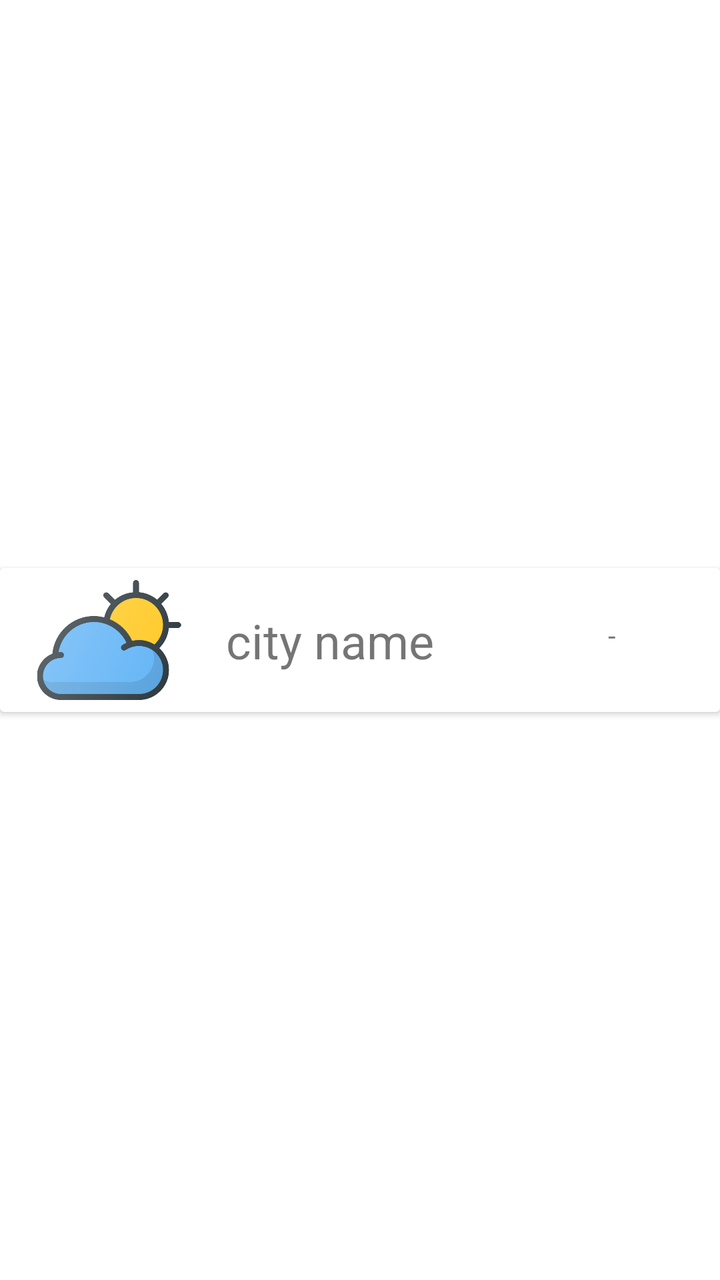
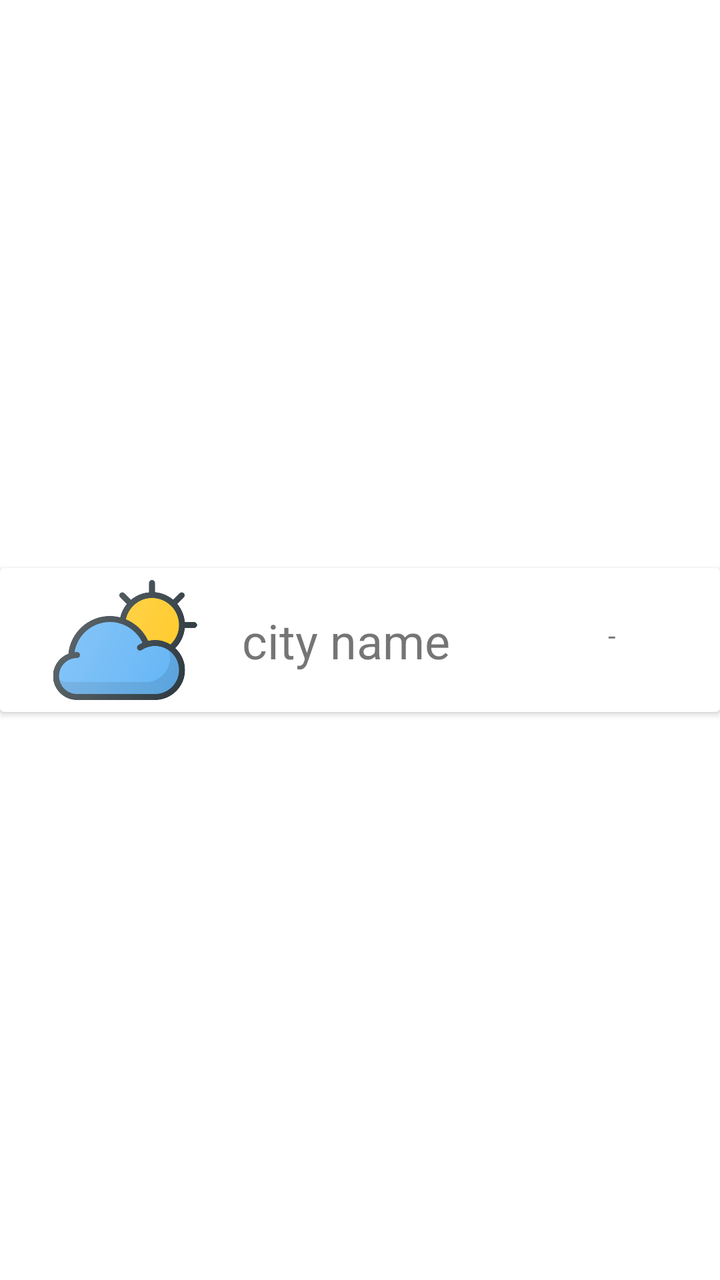

The first picture is an Android layout as it rendered before a commit; the second is the same layout after the commit. The layout source and the unified diff follow.
<!-- AndroidManifest.xml: application theme Theme.Tenky -->
<!-- res/layout/all_cities_row.xml -->
<?xml version="1.0" encoding="utf-8"?>
<androidx.constraintlayout.widget.ConstraintLayout
    xmlns:android="http://schemas.android.com/apk/res/android"
    xmlns:app="http://schemas.android.com/apk/res-auto"
    xmlns:tools="http://schemas.android.com/tools"
    android:orientation="vertical"
    android:layout_width="match_parent"
    android:layout_height="wrap_content"
    android:id="@+id/row_Layout">

    <androidx.cardview.widget.CardView
        android:layout_width="match_parent"
        android:layout_height="wrap_content"
        app:layout_constraintBottom_toBottomOf="parent"
        app:layout_constraintEnd_toEndOf="parent"
        app:layout_constraintStart_toStartOf="parent"
        app:layout_constraintTop_toTopOf="parent">

        <androidx.constraintlayout.widget.ConstraintLayout
            android:layout_width="match_parent"
            android:layout_height="match_parent"
            >

            <TextView
                android:id="@+id/textViewTempAllCities"
                android:layout_width="wrap_content"
                android:layout_height="wrap_content"
                android:layout_marginTop="24dp"
                android:layout_marginEnd="52dp"
                android:text="@string/title_no_data"
                app:layout_constraintEnd_toEndOf="parent"
                app:layout_constraintTop_toTopOf="parent" />

            <ImageView
                android:id="@+id/imageViewWeaAllCities"
                android:layout_width="77dp"
                android:layout_height="72dp"
                android:layout_marginStart="16dp"
                app:layout_constraintStart_toStartOf="parent"
                app:layout_constraintTop_toTopOf="parent"
                app:srcCompat="@drawable/ic_02d" />

            <TextView
                android:id="@+id/textViewAllCitiesCityName"
                android:layout_width="wrap_content"
                android:layout_height="wrap_content"
                android:layout_marginStart="20dp"
                android:layout_marginTop="20dp"
                android:text="city name"
                android:textSize="24sp"
                app:layout_constraintStart_toEndOf="@+id/imageViewWeaAllCities"
                app:layout_constraintTop_toTopOf="parent" />
        </androidx.constraintlayout.widget.ConstraintLayout>
    </androidx.cardview.widget.CardView>
</androidx.constraintlayout.widget.ConstraintLayout>
<!-- resources referenced by this layout -->
<resources>
  <!-- drawable ic_02d: png bitmap (drawable, 34146 bytes) -->
  <string name="title_no_data" translatable="false">-</string>
  <style name="Theme.Tenky" parent="Theme.MaterialComponents.DayNight.DarkActionBar">
          
          <item name="colorPrimary">@color/celadon_blue</item>
          <item name="colorPrimaryVariant">@color/carolina_blue</item>
          <item name="colorOnPrimary">@color/white</item>
          
          <item name="colorSecondary">@color/sapphire_blue</item>
          <item name="colorSecondaryVariant">@color/prussian_blue</item>
          <item name="colorOnSecondary">@color/black</item>
          
          <item name="android:statusBarColor" tools:targetApi="l">?attr/colorPrimaryVariant</item>
          
      </style>
  <color name="celadon_blue">#FF247ba0</color>
  <color name="carolina_blue">#FF1b99e0</color>
  <color name="white">#FFFFFFFF</color>
  <color name="sapphire_blue">#FF006494</color>
  <color name="prussian_blue">#FF13293d</color>
  <color name="black">#FF000000</color>
</resources>

<!-- the commit's change to res/layout/all_cities_row.xml (unified diff, before → after) -->
@@ -35,7 +35,7 @@
                 android:id="@+id/imageViewWeaAllCities"
                 android:layout_width="77dp"
                 android:layout_height="72dp"
-                android:layout_marginStart="16dp"
+                android:layout_marginStart="24dp"
                 app:layout_constraintStart_toStartOf="parent"
                 app:layout_constraintTop_toTopOf="parent"
                 app:srcCompat="@drawable/ic_02d" />
